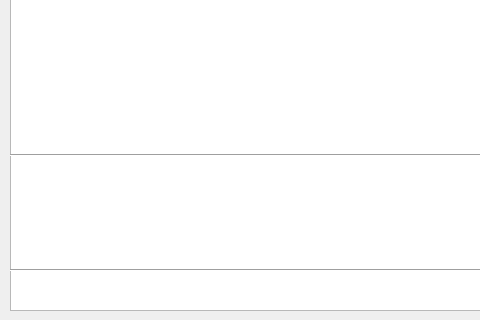
The window that src/gui/mzroll/forms/gettingstarted.ui (ElucidataInc/ElMaven) describes before a commit, drawn with Qt 5; both pictures show x 0 to 480 and y 220 to 540 of the 867 by 540 pixel window.
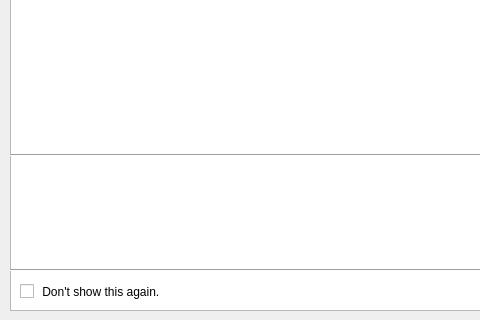
The same window after the commit. Icons and pictures are not drawn.

Commit message: [UI]Add Do not show again to Startup Dialog

What changed in the file:
```diff
--- a/src/gui/mzroll/forms/gettingstarted.ui
+++ b/src/gui/mzroll/forms/gettingstarted.ui
@@ -104,6 +104,19 @@
     <enum>Qt::Horizontal</enum>
    </property>
   </widget>
+  <widget class="QCheckBox" name="checkBox">
+   <property name="geometry">
+    <rect>
+     <x>20</x>
+     <y>500</y>
+     <width>181</width>
+     <height>23</height>
+    </rect>
+   </property>
+   <property name="text">
+    <string> Don't show this again.</string>
+   </property>
+  </widget>
  </widget>
  <resources/>
  <connections/>
```
The commit also changes 3 other files.
